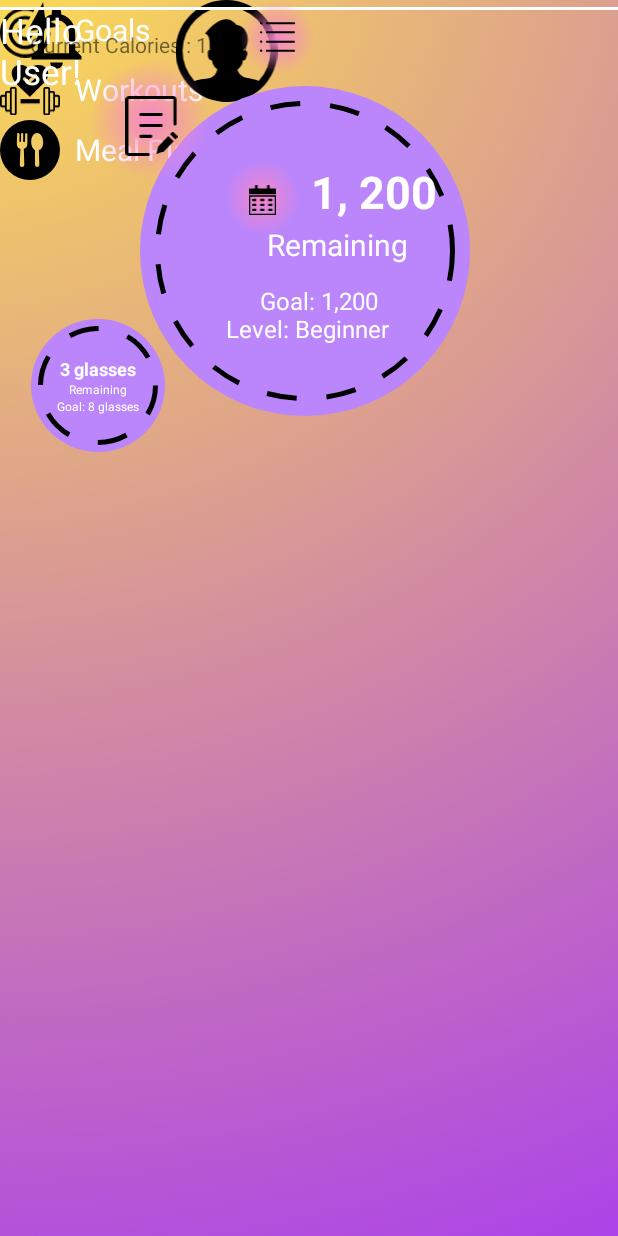
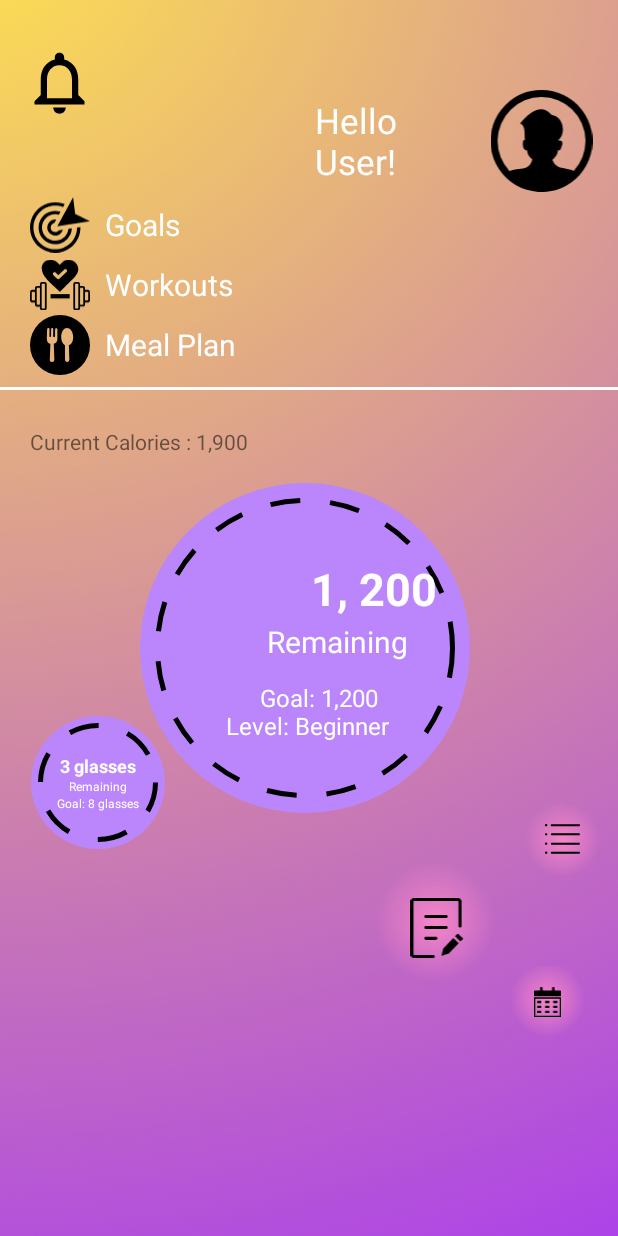
Before and after one commit to MIMIezno/abc, an Android app: the Homepage screen opened directly, with no data from a screen before it, on a phone screen of 412 x 824 dp. Run offline under Robolectric (Android 15) with nearby library versions, the phone set to English and light mode, and no system bars.

Commit message:
homepage done, blog to be fixed

```diff
--- a/app/src/main/res/layout/activity_homepage.xml
+++ b/app/src/main/res/layout/activity_homepage.xml
@@ -1,17 +1,18 @@
 <?xml version="1.0" encoding="utf-8"?>
-<androidx.constraintlayout.widget.ConstraintLayout xmlns:android="http://schemas.android.com/apk/res/android"
+<LinearLayout xmlns:android="http://schemas.android.com/apk/res/android"
     xmlns:app="http://schemas.android.com/apk/res-auto"
     xmlns:tools="http://schemas.android.com/tools"
     android:layout_width="match_parent"
     android:layout_height="match_parent"
     android:background="@drawable/bg2"
+    android:orientation="vertical"
     tools:context=".Homepage">
-
 
     <LinearLayout
         android:layout_width="75dp"
-        android:layout_height="75dp"
-
+        android:layout_height="50dp"
+        android:layout_marginLeft="2dp"
+        android:layout_marginTop="30dp"
         tools:layout_editor_absoluteX="1dp"
         tools:layout_editor_absoluteY="40dp"
         tools:ignore="MissingConstraints">
@@ -26,11 +27,13 @@
     </LinearLayout>
 
     <LinearLayout
-        android:layout_width="365dp"
+        android:layout_width="240dp"
         android:layout_height="130dp"
         android:orientation="vertical"
         tools:layout_editor_absoluteX="16dp"
         tools:layout_editor_absoluteY="136dp"
+        android:layout_marginLeft="20dp"
+        android:layout_marginTop="50dp"
         tools:ignore="MissingConstraints">
 
 
@@ -132,6 +135,8 @@
         android:layout_width="195dp"
         android:layout_height="68dp"
         android:orientation="horizontal"
+        android:layout_marginLeft="210dp"
+        android:layout_marginTop="-200dp"
         tools:layout_editor_absoluteX="201dp"
         tools:layout_editor_absoluteY="31dp"
         tools:ignore="MissingConstraints">
@@ -166,6 +171,7 @@
         android:orientation="horizontal"
         tools:layout_editor_absoluteX="0dp"
         tools:layout_editor_absoluteY="266dp"
+        android:layout_marginTop="125dp"
         tools:ignore="MissingConstraints">
 
         <View
@@ -316,6 +322,8 @@
             android:orientation="vertical"
             tools:layout_editor_absoluteX="179dp"
             tools:layout_editor_absoluteY="541dp"
+            android:layout_marginLeft="190dp"
+            android:layout_marginTop="-60dp"
             tools:ignore="MissingConstraints">
 
 
@@ -427,4 +435,4 @@
         </LinearLayout>
 
 
-</androidx.constraintlayout.widget.ConstraintLayout>
+</LinearLayout>
--- a/app/src/main/res/layout/activity_input_email.xml
+++ b/app/src/main/res/layout/activity_input_email.xml
@@ -70,7 +70,8 @@
         android:layout_width="match_parent"
         android:layout_height="match_parent"
         android:src="@drawable/ic_check"
-        android:onClick="openBlog"/>
+        android:onClick="openHomepage"
+        android:contentDescription="gotohomepage"/>
 
 
   </LinearLayout>
--- a/app/src/main/res/layout/activity_onboarding3.xml
+++ b/app/src/main/res/layout/activity_onboarding3.xml
@@ -147,7 +147,7 @@
         android:layout_width="59dp"
         android:layout_height="59dp"
         android:layout_marginStart="330dp"
-        android:layout_marginTop="75dp"
+        android:layout_marginTop="5dp"
         android:background="@drawable/circle_btn"
         android:orientation="vertical"
         app:layout_constraintStart_toStartOf="parent"
```
Also changed, not shown: app/src/main/res/layout/activity_blog.xml (+5 -2 lines).
